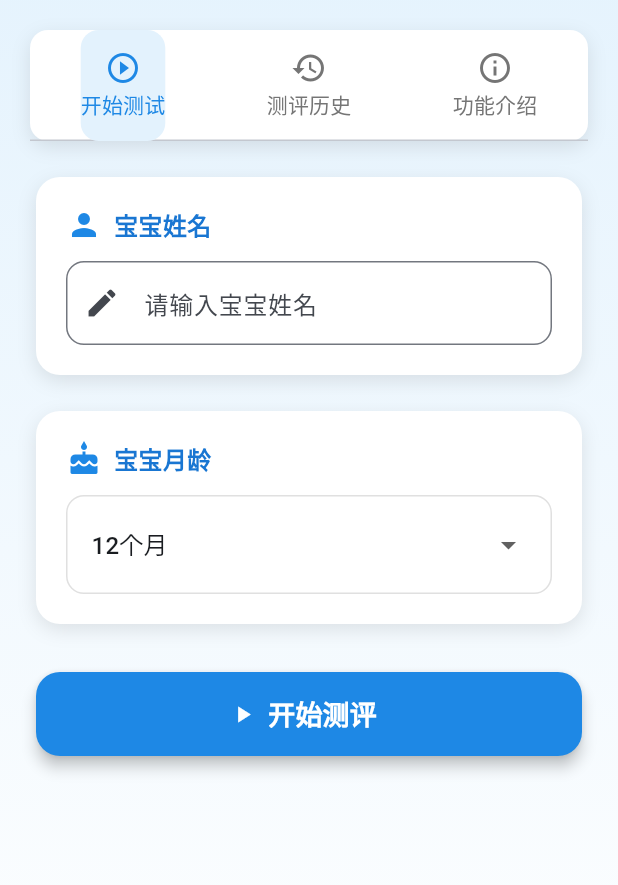
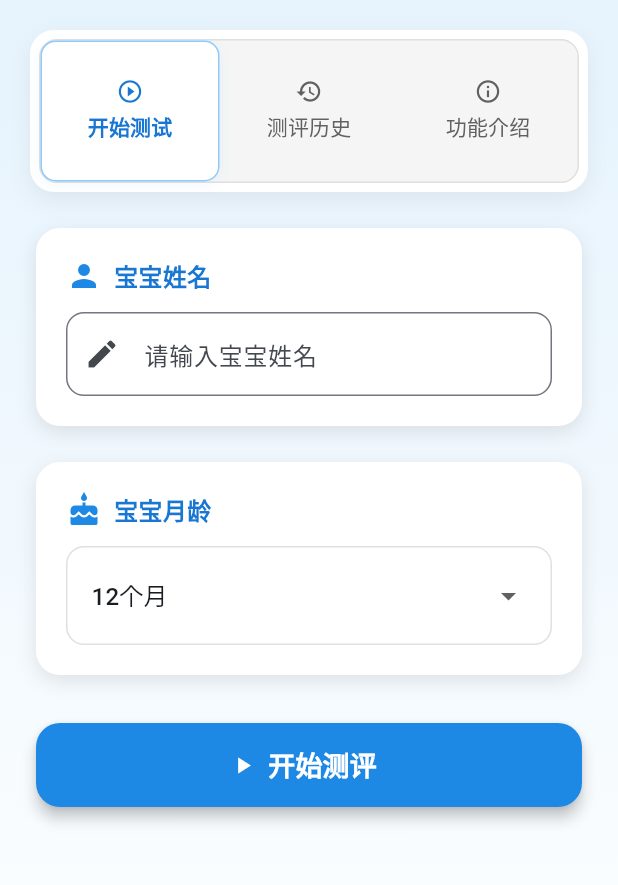
Before and after one commit to vonxq/baby-measure, a Flutter app: the screen it shows after launch, on a phone screen of 412 x 824 dp, the part 114-999 px from its top. Run offline on Flutter 3.47's test engine with Material 3 defaults, Android fonts, the phone set to English and light mode, and no system bars.

Commit message:
style(home): iOS风格分段TabBar样式优化（圆角、淡色背景、选中边框与阴影）

```diff
--- a/child_development_assessment/lib/pages/home_page.dart
+++ b/child_development_assessment/lib/pages/home_page.dart
@@ -112,42 +112,68 @@ class _HomePageState extends State<HomePage> with TickerProviderStateMixin {
                 ),
               ),
 
-              // 标签栏
+              // 标签栏 - iOS风格分段控制样式
               Container(
                 margin: const EdgeInsets.symmetric(horizontal: 20),
                 decoration: BoxDecoration(
                   color: Colors.white,
-                  borderRadius: BorderRadius.circular(12),
+                  borderRadius: BorderRadius.circular(16),
                   boxShadow: [
                     BoxShadow(
-                      color: Colors.black.withValues(alpha: 0.1),
-                      blurRadius: 10,
-                      offset: const Offset(0, 4),
+                      color: Colors.black.withValues(alpha: 0.06),
+                      blurRadius: 12,
+                      offset: const Offset(0, 6),
                     ),
                   ],
                 ),
-                child: TabBar(
-                  controller: _tabController,
-                  labelColor: Colors.blue[600],
-                  unselectedLabelColor: Colors.grey[600],
-                  indicator: BoxDecoration(
-                    color: Colors.blue[50],
+                padding: const EdgeInsets.all(6),
+                child: Container(
+                  decoration: BoxDecoration(
+                    color: Colors.grey[100],
                     borderRadius: BorderRadius.circular(12),
+                    border: Border.all(color: Colors.grey[300]!),
+                  ),
+                  child: TabBar(
+                    controller: _tabController,
+                    indicatorSize: TabBarIndicatorSize.tab,
+                    labelPadding: const EdgeInsets.symmetric(vertical: 10),
+                    labelStyle: const TextStyle(fontSize: 14, fontWeight: FontWeight.w600),
+                    unselectedLabelStyle: const TextStyle(fontSize: 14, fontWeight: FontWeight.w500),
+                    labelColor: Colors.blue[700],
+                    unselectedLabelColor: Colors.grey[700],
+                    dividerColor: Colors.transparent,
+                    splashFactory: NoSplash.splashFactory,
+                    overlayColor: WidgetStateProperty.resolveWith((states) => Colors.transparent),
+                    indicator: BoxDecoration(
+                      color: Colors.white,
+                      borderRadius: BorderRadius.circular(10),
+                      border: Border.all(color: Colors.blue[200]!),
+                      boxShadow: [
+                        BoxShadow(
+                          color: Colors.blue.withValues(alpha: 0.06),
+                          blurRadius: 8,
+                          offset: const Offset(0, 2),
+                        ),
+                      ],
                   ),
                   tabs: const [
                     Tab(
-                      icon: Icon(Icons.play_circle_outline),
+                        iconMargin: EdgeInsets.only(bottom: 4),
+                        icon: Icon(Icons.play_circle_outline, size: 18),
                       text: '开始测试',
                     ),
                     Tab(
-                      icon: Icon(Icons.history),
+                        iconMargin: EdgeInsets.only(bottom: 4),
+                        icon: Icon(Icons.history, size: 18),
                       text: '测评历史',
                     ),
                     Tab(
-                      icon: Icon(Icons.info_outline),
+                        iconMargin: EdgeInsets.only(bottom: 4),
+                        icon: Icon(Icons.info_outline, size: 18),
                       text: '功能介绍',
                     ),
                   ],
+                  ),
                 ),
               ),
 
```
